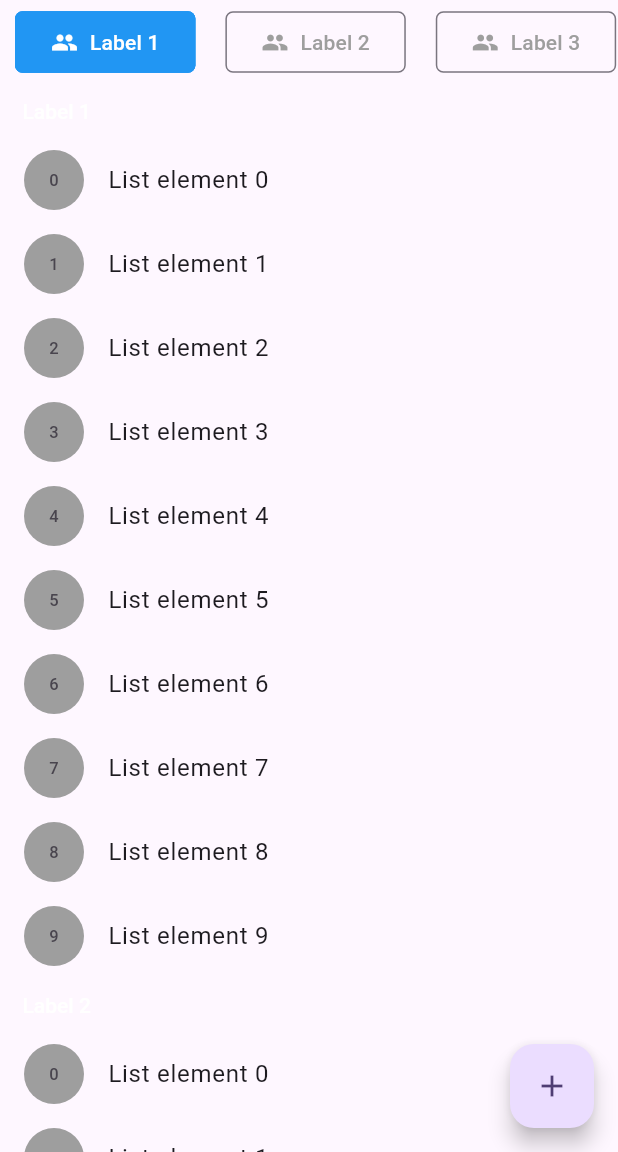
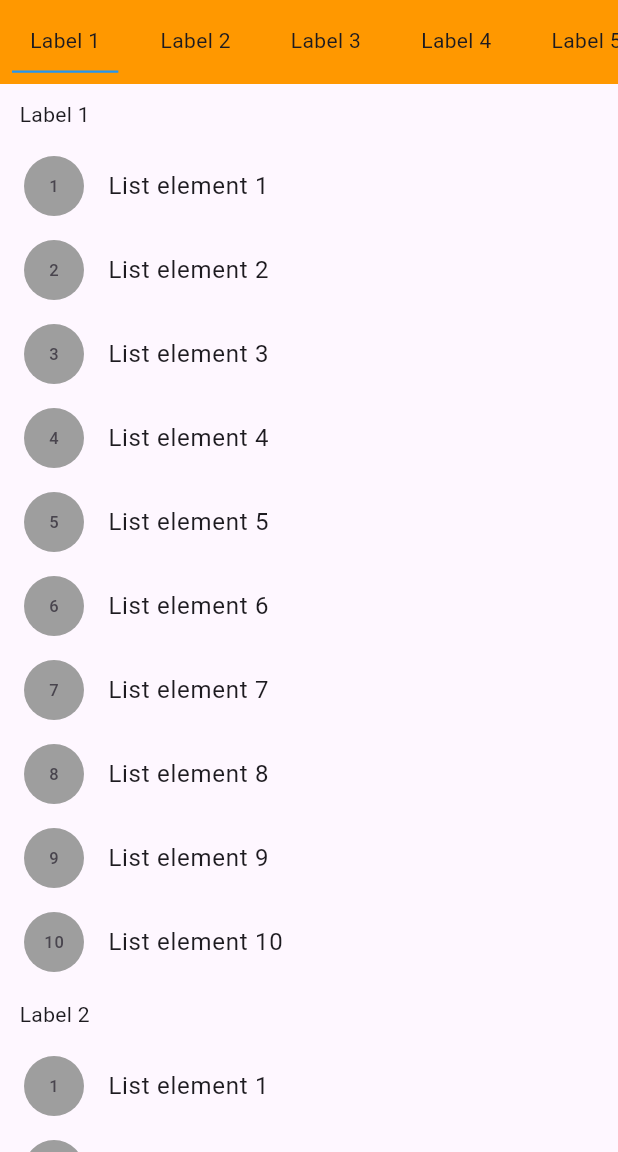
Before and after one commit to The-Artista/scroll_to_animate_tab, a Flutter app: the screen it shows after launch, on a phone screen of 412 x 824 dp, the part 84-1236 px from its top. Run offline on Flutter 3.47's test engine with Material 2 defaults, Android fonts, the phone set to English and light mode, and no system bars; drawn by our look-alikes of scrollable_positioned_list.

Commit message:
feat(tab bar): added tab bar border behavior

```diff
--- a/example/lib/main.dart
+++ b/example/lib/main.dart
@@ -56,18 +56,6 @@ class MyHomePage extends StatefulWidget {
 }
 
 class _MyHomePageState extends State<MyHomePage> {
-  int _counter = 0;
-
-  void _incrementCounter() {
-    setState(() {
-      // This call to setState tells the Flutter framework that something has
-      // changed in this State, which causes it to rerun the build method below
-      // so that the display can reflect the updated values. If we changed
-      // _counter without calling setState(), then the build method would not be
-      // called again, and so nothing would appear to happen.
-      _counter++;
-    });
-  }
 
   @override
   Widget build(BuildContext context) {
@@ -88,116 +76,30 @@ class _MyHomePageState extends State<MyHomePage> {
         title: Text(widget.title),
       ),
       body: ScrollToAnimateTab(
-        tabs: [
-          ScrollableListTab(
-              tab: ListTab(label: Text('Label 1'), icon: Icon(Icons.group), showIconOnList: false),
+        isOutlineBorder: false,
+        backgroundColor: Colors.orange,
+        tabs: List.generate(10, (index) => ScrollableListTab(
+            tab: ListTab(
+              label: Text('Label ${index + 1}'),
+              showIconOnList: false
+            ),
             body: ListView.builder(
               shrinkWrap: true,
-                physics: NeverScrollableScrollPhysics(),
+              physics: const NeverScrollableScrollPhysics(),
               itemCount: 10,
               itemBuilder: (_, index) => ListTile(
                 leading: Container(
                   height: 40,
                   width: 40,
-                    decoration: BoxDecoration(shape: BoxShape.circle, color: Colors.grey),
+                  decoration: const BoxDecoration(shape: BoxShape.circle, color: Colors.grey),
                   alignment: Alignment.center,
-                    child: Text(index.toString()),
+                  child: Text("${index + 1}"),
                 ),
-                  title: Text('List element $index'),
+                title: Text('List element ${index + 1}'),
               ),
+            )
         )),
-          ScrollableListTab(
-              tab: ListTab(label: Text('Label 2'), icon: Icon(Icons.group), showIconOnList: false),
-              body: ListView.builder(
-                shrinkWrap: true,
-                physics: NeverScrollableScrollPhysics(),
-                itemCount: 10,
-                itemBuilder: (_, index) => ListTile(
-                  leading: Container(
-                    height: 40,
-                    width: 40,
-                    decoration: BoxDecoration(shape: BoxShape.circle, color: Colors.grey),
-                    alignment: Alignment.center,
-                    child: Text(index.toString()),
-                  ),
-                  title: Text('List element $index'),
-                ),
-              )),
-          ScrollableListTab(
-              tab: ListTab(label: Text('Label 3'), icon: Icon(Icons.group), showIconOnList: false),
-              body: ListView.builder(
-                shrinkWrap: true,
-                physics: NeverScrollableScrollPhysics(),
-                itemCount: 10,
-                itemBuilder: (_, index) => ListTile(
-                  leading: Container(
-                    height: 40,
-                    width: 40,
-                    decoration: BoxDecoration(shape: BoxShape.circle, color: Colors.grey),
-                    alignment: Alignment.center,
-                    child: Text(index.toString()),
-                  ),
-                  title: Text('List element $index'),
-                ),
-              )),
-          ScrollableListTab(
-              tab: ListTab(label: Text('Label 4'), icon: Icon(Icons.group), showIconOnList: false),
-              body: ListView.builder(
-                shrinkWrap: true,
-                physics: NeverScrollableScrollPhysics(),
-                itemCount: 10,
-                itemBuilder: (_, index) => ListTile(
-                  leading: Container(
-                    height: 40,
-                    width: 40,
-                    decoration: BoxDecoration(shape: BoxShape.circle, color: Colors.grey),
-                    alignment: Alignment.center,
-                    child: Text(index.toString()),
-                  ),
-                  title: Text('List element $index'),
-                ),
-              )),
-          ScrollableListTab(
-              tab: ListTab(label: Text('Label 5'), icon: Icon(Icons.group), showIconOnList: false),
-              body: ListView.builder(
-                shrinkWrap: true,
-                physics: NeverScrollableScrollPhysics(),
-                itemCount: 10,
-                itemBuilder: (_, index) => ListTile(
-                  leading: Container(
-                    height: 40,
-                    width: 40,
-                    decoration: BoxDecoration(shape: BoxShape.circle, color: Colors.grey),
-                    alignment: Alignment.center,
-                    child: Text(index.toString()),
-                  ),
-                  title: Text('List element $index'),
-                ),
-              )),
-          ScrollableListTab(
-              tab: ListTab(label: Text('Label 6'), icon: Icon(Icons.group), showIconOnList: false),
-              body: ListView.builder(
-                shrinkWrap: true,
-                physics: NeverScrollableScrollPhysics(),
-                itemCount: 10,
-                itemBuilder: (_, index) => ListTile(
-                  leading: Container(
-                    height: 40,
-                    width: 40,
-                    decoration: BoxDecoration(shape: BoxShape.circle, color: Colors.grey),
-                    alignment: Alignment.center,
-                    child: Text(index.toString()),
-                  ),
-                  title: Text('List element $index'),
-                ),
-              )),
-        ],
-      ),
-      floatingActionButton: FloatingActionButton(
-        onPressed: _incrementCounter,
-        tooltip: 'Increment',
-        child: const Icon(Icons.add),
-      ), // This trailing comma makes auto-formatting nicer for build methods.
+      )
     );
   }
 }
--- a/lib/src/scroll_to_animate_tab.dart
+++ b/lib/src/scroll_to_animate_tab.dart
@@ -2,25 +2,13 @@ import 'package:flutter/material.dart';
 import 'package:scrollable_positioned_list/scrollable_positioned_list.dart';
 
 const Duration _kScrollDuration = Duration(milliseconds: 150);
-const EdgeInsetsGeometry _kTabMargin = EdgeInsets.symmetric(
-  horizontal: 10,
-  vertical: 5,
-);
+const EdgeInsetsGeometry _kTabMargin = EdgeInsets.symmetric(vertical: 5, horizontal: 8);
+const EdgeInsetsGeometry _kTabPadding = EdgeInsets.symmetric(vertical: 5, horizontal: 12);
 
 const SizedBox _kSizedBoxW8 = SizedBox(width: 8);
 
 /// Create a new [ScrollToAnimateTab]
 class ScrollToAnimateTab extends StatefulWidget {
-  /// Create a new [ScrollToAnimateTab]
-  const ScrollToAnimateTab({
-    required this.tabs,
-    super.key,
-    this.tabHeight = kToolbarHeight,
-    this.tabAnimationDuration = _kScrollDuration,
-    this.bodyAnimationDuration = _kScrollDuration,
-    this.tabAnimationCurve = Curves.decelerate,
-    this.bodyAnimationCurve = Curves.decelerate,
-  });
 
   /// List of tabs to be rendered.
   final List<ScrollableListTab> tabs;
@@ -39,6 +27,26 @@ class ScrollToAnimateTab extends StatefulWidget {
 
   /// Animation curve used when changing index of inner [ScrollView]s.
   final Curve? bodyAnimationCurve;
+
+  /// Change Tab Background Color
+  final Color? backgroundColor;
+
+  /// Change Tab border
+  final bool isOutlineBorder;
+
+
+  /// Create a new [ScrollToAnimateTab]
+  const ScrollToAnimateTab({
+    required this.tabs,
+    super.key,
+    this.tabHeight = kToolbarHeight,
+    this.tabAnimationDuration = _kScrollDuration,
+    this.bodyAnimationDuration = _kScrollDuration,
+    this.tabAnimationCurve = Curves.decelerate,
+    this.bodyAnimationCurve = Curves.decelerate,
+    this.backgroundColor = Colors.transparent,
+    this.isOutlineBorder = false,
+  });
 
   @override
   _ScrollToAnimateTabState createState() => _ScrollToAnimateTabState();
@@ -64,7 +72,7 @@ class _ScrollToAnimateTabState extends State<ScrollToAnimateTab> {
       children: [
         Container(
           height: widget.tabHeight,
-          color: Theme.of(context).cardColor,
+          color: widget.backgroundColor,
           child: ScrollablePositionedList.builder(
             itemCount: widget.tabs.length,
             scrollDirection: Axis.horizontal,
@@ -76,34 +84,29 @@ class _ScrollToAnimateTabState extends State<ScrollToAnimateTab> {
                 valueListenable: _index,
                 builder: (_, i, __) {
                   final selected = index == i;
-                  final borderColor = selected ? tab.activeBackgroundColor : Theme.of(context).dividerColor;
-                  return Container(
-                    height: 32,
-                    margin: _kTabMargin,
-                    decoration: BoxDecoration(
-                      color: selected ? tab.activeBackgroundColor : tab.inactiveBackgroundColor,
-                      borderRadius: tab.borderRadius,
-                    ),
-                    child: OutlinedButton(
-                      style: ButtonStyle(
-                        foregroundColor: MaterialStateProperty.all(
-                          selected ? Colors.white : Colors.grey,
-                        ),
-                        backgroundColor: MaterialStateProperty.all(
-                          selected ? tab.activeBackgroundColor : tab.inactiveBackgroundColor,
-                        ),
-                        tapTargetSize: MaterialTapTargetSize.shrinkWrap,
-                        side: MaterialStateProperty.all(
-                          BorderSide(
-                            color: borderColor,
-                          ),
-                        ),
-                        elevation: MaterialStateProperty.all(0),
-                        shape: MaterialStateProperty.all(RoundedRectangleBorder(borderRadius: tab.borderRadius)),
+
+                  return GestureDetector(
+                    onTap: () => _onTabPressed(index),
+                    child: Container(
+                      margin: _kTabMargin,
+                      padding: _kTabPadding,
+                      alignment: Alignment.center,
+                      decoration: widget.isOutlineBorder ? BoxDecoration(
+                        color: selected ? tab.tabActiveColor : tab.tabInactiveColor,
+                        borderRadius: tab.borderRadius,
+                        border: Border.all(
+                          color: selected ? tab.tabActiveColor : tab.borderColor
+                        )
+                      ) : BoxDecoration(
+                          border: Border(
+                          bottom: BorderSide(
+                            color: selected ? tab.tabActiveColor : tab.tabInactiveColor,
+                            width: 1.5
+                          )
+                        )
                       ),
-                      child: _buildTab(index),
-                      onPressed: () => _onTabPressed(index),
-                    ),
+                      child:  _buildTab(index),
+                    )
                   );
                 },
               );
@@ -112,6 +115,7 @@ class _ScrollToAnimateTabState extends State<ScrollToAnimateTab> {
         ),
         Expanded(
           child: ScrollablePositionedList.builder(
+            shrinkWrap: true,
             itemScrollController: _bodyScrollController,
             itemPositionsListener: _bodyPositionsListener,
             itemCount: widget.tabs.length,
@@ -120,7 +124,7 @@ class _ScrollToAnimateTabState extends State<ScrollToAnimateTab> {
               mainAxisSize: MainAxisSize.min,
               children: [
                 Padding(
-                  padding: _kTabMargin.add(const EdgeInsets.all(5.0)),
+                  padding: _kTabMargin.add(const EdgeInsets.all(5)),
                   child: _buildInnerTab(index),
                 ),
                 Flexible(
@@ -138,7 +142,10 @@ class _ScrollToAnimateTabState extends State<ScrollToAnimateTab> {
     final tab = widget.tabs[index].tab;
     const textStyle = TextStyle(
       fontWeight: FontWeight.w500,
+      color: Colors.black,
+      fontSize: 16
     );
+
     return Builder(
       builder: (_) {
         if (tab.icon == null) return tab.label;
@@ -163,7 +170,11 @@ class _ScrollToAnimateTabState extends State<ScrollToAnimateTab> {
     return Row(
       mainAxisAlignment: MainAxisAlignment.center,
       mainAxisSize: MainAxisSize.min,
-      children: [tab.icon ?? const SizedBox(), _kSizedBoxW8, tab.label],
+      children: [
+        tab.icon ?? const SizedBox(),
+        _kSizedBoxW8,
+        tab.label
+      ],
     );
   }
 
@@ -219,11 +230,11 @@ class _ScrollToAnimateTabState extends State<ScrollToAnimateTab> {
 class ListTab {
   /// Create a new [ListTab]
   const ListTab({
+    required this.label,
     this.icon,
-    required this.label,
-    this.borderRadius = const BorderRadius.all(Radius.circular(5.0)),
-    this.activeBackgroundColor = Colors.blue,
-    this.inactiveBackgroundColor = Colors.transparent,
+    this.borderRadius = const BorderRadius.all(Radius.circular(5)),
+    this.tabActiveColor = Colors.blue,
+    this.tabInactiveColor = Colors.transparent,
     this.showIconOnList = false,
     this.borderColor = Colors.grey,
   });
@@ -239,10 +250,10 @@ class ListTab {
   final BorderRadiusGeometry borderRadius;
 
   /// Color to be used when the tab is selected.
-  final Color activeBackgroundColor;
+  final Color tabActiveColor;
 
   /// Color to be used when tab is not selected
-  final Color inactiveBackgroundColor;
+  final Color tabInactiveColor;
 
   /// If true, the [icon] will also be shown to the user in the scrollable list.
   final bool showIconOnList;
```
Lines whose indentation alone changed are shown as unchanged.
